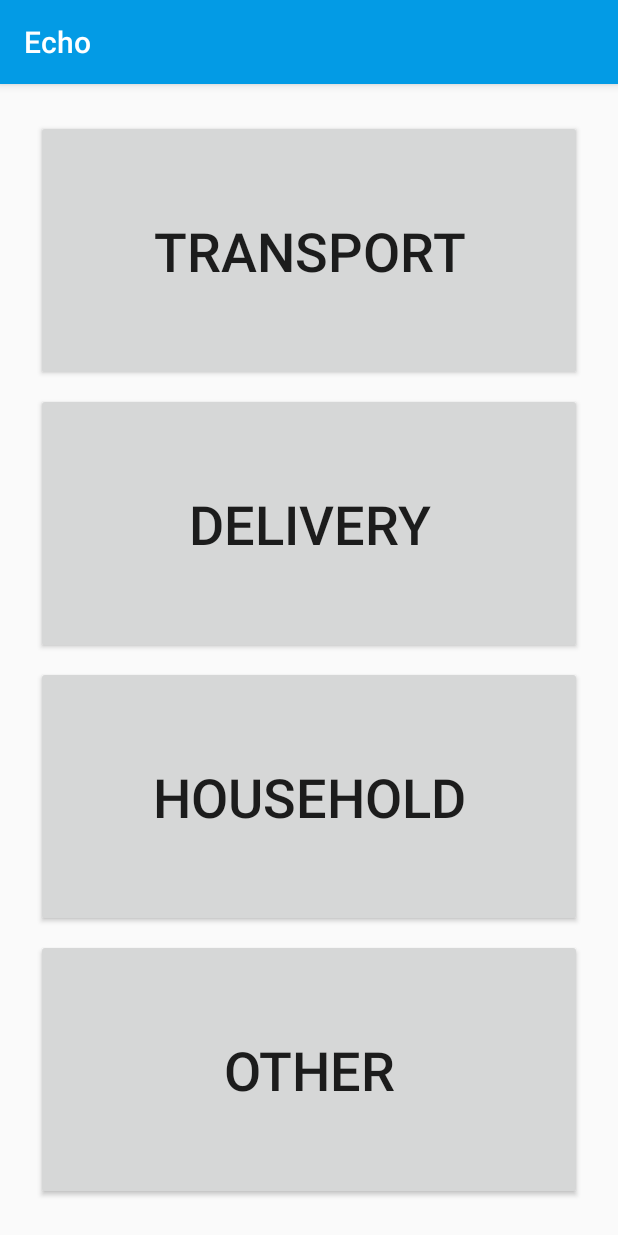
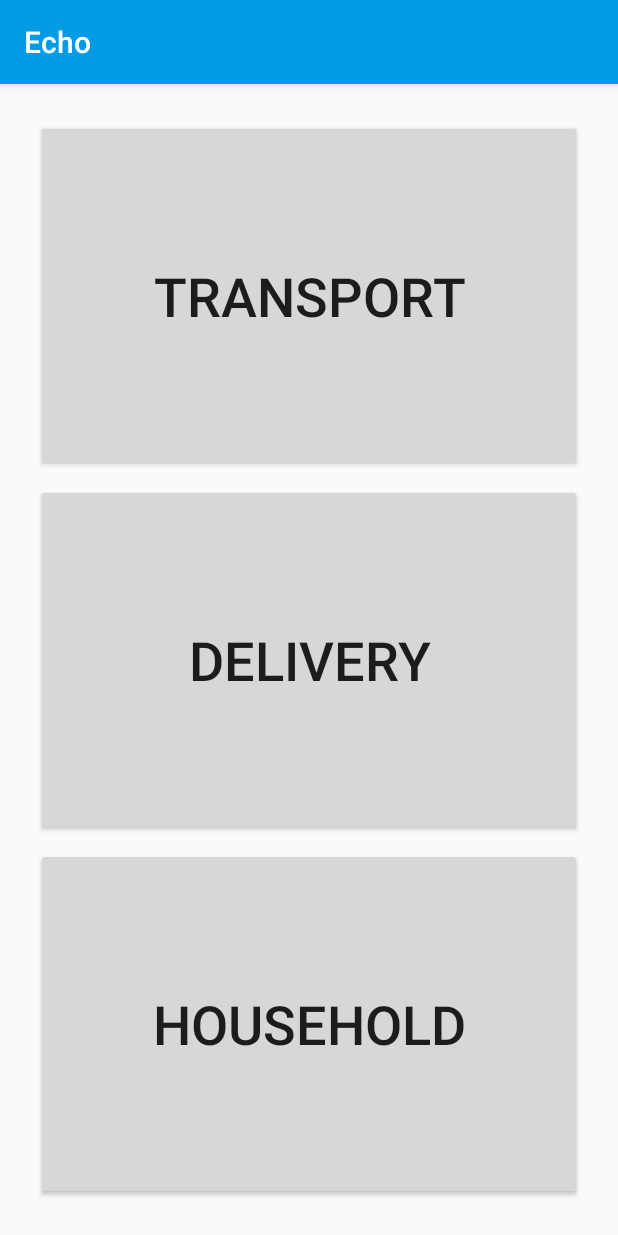
Before and after one commit to samuel-x/echo, an Android app: the TaskCategories screen opened directly, with no data from a screen before it, on a phone screen of 412 x 824 dp. Run offline under Robolectric (Android 15) with nearby library versions, the phone set to English and light mode, and no system bars; 1 statement that could not run was skipped.

```diff
--- a/Echo/app/src/main/java/com/unimelb/droptable/echo/activities/taskCreation/TaskCategories.java
+++ b/Echo/app/src/main/java/com/unimelb/droptable/echo/activities/taskCreation/TaskCategories.java
@@ -15,7 +15,6 @@ public class TaskCategories extends AppCompatActivity {
     private Button categoryTransportButton;
     private Button categoryDeliveryButton;
     private Button categoryHouseholdButton;
-    private Button categoryOtherButton;
 
     @Override
     protected void onCreate(Bundle savedInstanceState) {
@@ -26,22 +25,14 @@ public class TaskCategories extends AppCompatActivity {
         categoryTransportButton = findViewById(R.id.buttonTaskTransport);
         categoryDeliveryButton = findViewById(R.id.buttonTaskDelivery);
         categoryHouseholdButton = findViewById(R.id.buttonTaskHousehold);
-        categoryOtherButton = findViewById(R.id.buttonTaskOther);
 
         // Subscribe to click events.
         categoryTransportButton.setOnClickListener((view) -> {transportTask();});
         categoryDeliveryButton.setOnClickListener((view) -> {deliveryTask();});
         categoryHouseholdButton.setOnClickListener((view) -> {householdTask();});
-        categoryOtherButton.setOnClickListener((view) -> {otherTask();});
 
         // Begin a new taskBuilder object.
         Utility.currentTaskBuilder = ImmutableTask.builder();
-    }
-
-    protected void otherTask() {
-        Utility.currentTaskBuilder.category("Other");
-        startActivity(new Intent(this, TaskDetails.class).putExtra("category", "Other"));
-        finish();
     }
 
     protected void householdTask() {
--- a/Echo/app/src/main/java/com/unimelb/droptable/echo/activities/taskCreation/TaskConfirm.java
+++ b/Echo/app/src/main/java/com/unimelb/droptable/echo/activities/taskCreation/TaskConfirm.java
@@ -47,7 +47,6 @@ public class TaskConfirm extends AppCompatActivity {
         ClientInfo.setTask(task);
         FirebaseAdapter.pushTask(task);
 
-        startActivity(new Intent(this, ApMapActivity.class));
         // End this activity.
         finish();
     }
--- a/Echo/app/src/main/res/layout/activity_task_creation_category.xml
+++ b/Echo/app/src/main/res/layout/activity_task_creation_category.xml
@@ -47,6 +47,7 @@
         android:id="@+id/buttonTaskHousehold"
         android:layout_width="0dp"
         android:layout_height="0dp"
+        android:layout_marginBottom="8dp"
         android:layout_marginEnd="8dp"
         android:layout_marginLeft="8dp"
         android:layout_marginRight="8dp"
@@ -54,26 +55,9 @@
         android:layout_marginTop="8dp"
         android:text="@string/button_household_text"
         android:textSize="@dimen/echoApHuge"
-        app:layout_constraintBottom_toTopOf="@+id/buttonTaskOther"
+        app:layout_constraintBottom_toBottomOf="parent"
         app:layout_constraintEnd_toEndOf="parent"
         app:layout_constraintStart_toStartOf="parent"
         app:layout_constraintTop_toBottomOf="@+id/buttonTaskDelivery" />
 
-    <Button
-        android:id="@+id/buttonTaskOther"
-        android:layout_width="0dp"
-        android:layout_height="0dp"
-        android:layout_marginBottom="8dp"
-        android:layout_marginEnd="8dp"
-        android:layout_marginLeft="8dp"
-        android:layout_marginRight="8dp"
-        android:layout_marginStart="8dp"
-        android:layout_marginTop="8dp"
-        android:text="@string/button_other_text"
-        android:textSize="@dimen/echoApHuge"
-        app:layout_constraintBottom_toBottomOf="parent"
-        app:layout_constraintEnd_toEndOf="parent"
-        app:layout_constraintStart_toStartOf="parent"
-        app:layout_constraintTop_toBottomOf="@+id/buttonTaskHousehold"
-        app:layout_constraintVertical_bias="0.0" />
 </android.support.constraint.ConstraintLayout>
--- a/Echo/app/src/main/res/layout/activity_task_current.xml
+++ b/Echo/app/src/main/res/layout/activity_task_current.xml
@@ -160,7 +160,7 @@
             app:layout_constraintDimensionRatio="h,1:1"
             app:layout_constraintStart_toStartOf="parent"
             app:layout_constraintTop_toTopOf="parent"
-            app:srcCompat="@drawable/common_google_signin_btn_icon_dark_normal" />
+            app:srcCompat="@mipmap/icon_avatar" />
 
         <ImageView
             android:id="@+id/callButton"
```
Also changed, not shown: Echo/app/src/main/java/com/unimelb/droptable/echo/activities/ApMapActivity.java (+7 -3 lines), Echo/app/src/main/java/com/unimelb/droptable/echo/activities/AssistantMapActivity.java (+14 -5 lines), Echo/app/src/main/java/com/unimelb/droptable/echo/activities/tasks/TaskCurrent.java (+6 -3 lines).
